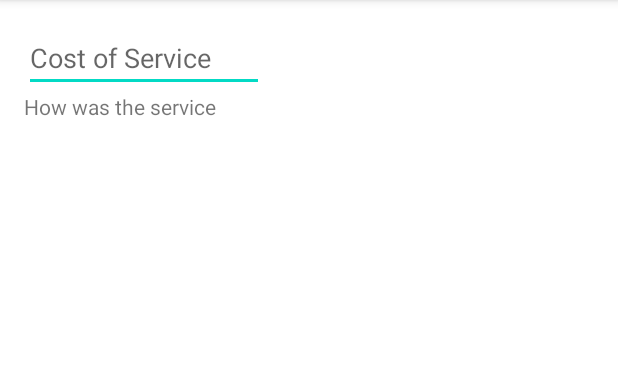
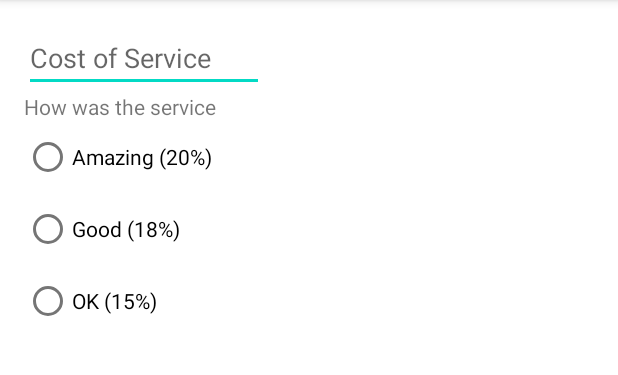
Before and after one commit to web-dot/Android-TipCalculator-App, an Android app: the screen it shows after launch (MainActivity), on a phone screen of 412 x 824 dp, the part 84-459 px from its top. Run offline under Robolectric (Android 15) with nearby library versions, the phone set to English and light mode, and no system bars.

Commit message:
added textfield and radiogroup for to take user inputs

```diff
--- a/app/src/main/res/layout/activity_main.xml
+++ b/app/src/main/res/layout/activity_main.xml
@@ -24,4 +24,32 @@
         app:layout_constraintStart_toStartOf="parent"
         app:layout_constraintTop_toBottomOf="@id/cost_of_service"/>
 
+    <RadioGroup
+        android:id="@+id/tip_options"
+        android:layout_width="wrap_content"
+        android:layout_height="wrap_content"
+        app:layout_constraintTop_toBottomOf="@id/service_question"
+        app:layout_constraintStart_toStartOf="parent"
+        android:orientation="vertical">
+
+        <RadioButton
+            android:id="@+id/option_twenty_percent"
+            android:layout_width="wrap_content"
+            android:layout_height="wrap_content"
+            android:text="Amazing (20%)"/>
+
+        <RadioButton
+            android:id="@+id/option_eighteen_percent"
+            android:layout_width="wrap_content"
+            android:layout_height="wrap_content"
+            android:text="Good (18%)"/>
+
+        <RadioButton
+            android:id="@+id/option_fifteen_percent"
+            android:layout_width="wrap_content"
+            android:layout_height="wrap_content"
+            android:text="OK (15%)"/>
+
+    </RadioGroup>
+
 </androidx.constraintlayout.widget.ConstraintLayout>
```
